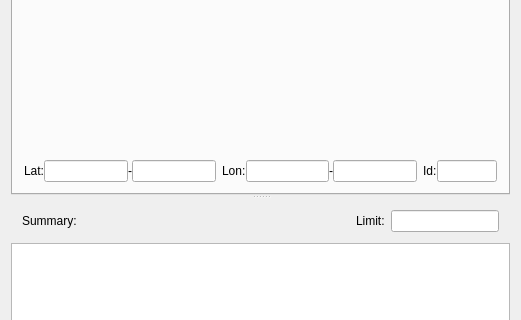
First picture: the form in provami/provamimainwindow.ui, repository ARPA-SIMC/provami, before the edit; both pictures show x 0 to 521 and y 179 to 499 of the 521 by 647 pixel window.
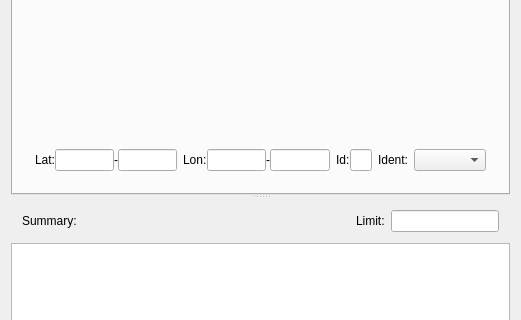
Second picture: the form after the edit. The open tabs and pages were chosen to show the change. Custom widgets are drawn as their Qt base class.

Commit message: Fixed contents of ident filter and moved it below the map

What changed in the file:
```diff
--- a/provami/provamimainwindow.ui
+++ b/provami/provamimainwindow.ui
@@ -114,16 +114,6 @@
                <widget class="provami::FilterComboBox" name="filter_varcode"/>
               </item>
               <item row="4" column="0">
-               <widget class="QLabel" name="label_11">
-                <property name="text">
-                 <string>St. ident:</string>
-                </property>
-               </widget>
-              </item>
-              <item row="4" column="1">
-               <widget class="provami::FilterComboBox" name="filter_ident"/>
-              </item>
-              <item row="5" column="0">
                <widget class="QLabel" name="label_16">
                 <property name="text">
                  <string>Date:</string>
@@ -167,10 +157,8 @@
              </widget>
             </item>
             <item>
+             <widget class="QWidget" name="widget_2" native="true">
              <layout class="QHBoxLayout" name="horizontalLayout">
-              <property name="spacing">
-               <number>6</number>
-              </property>
               <item>
                <layout class="QHBoxLayout" name="horizontalLayout_2">
                 <property name="spacing">
@@ -251,7 +239,22 @@
                 </item>
                </layout>
               </item>
-             </layout>
+               <item>
+                <layout class="QHBoxLayout" name="horizontalLayout_8">
+                 <item>
+                  <widget class="QLabel" name="label_11">
+                   <property name="text">
+                    <string>Ident:</string>
+                   </property>
+                  </widget>
+                 </item>
+                 <item>
+                  <widget class="provami::FilterComboBox" name="filter_ident"/>
+                 </item>
+                </layout>
+               </item>
+              </layout>
+             </widget>
             </item>
            </layout>
           </widget>
```
Left out of the diff: 5 changed lines with no effect on the pictures. Lines whose indentation alone changed are shown as unchanged. The commit also changes 3 other files.
